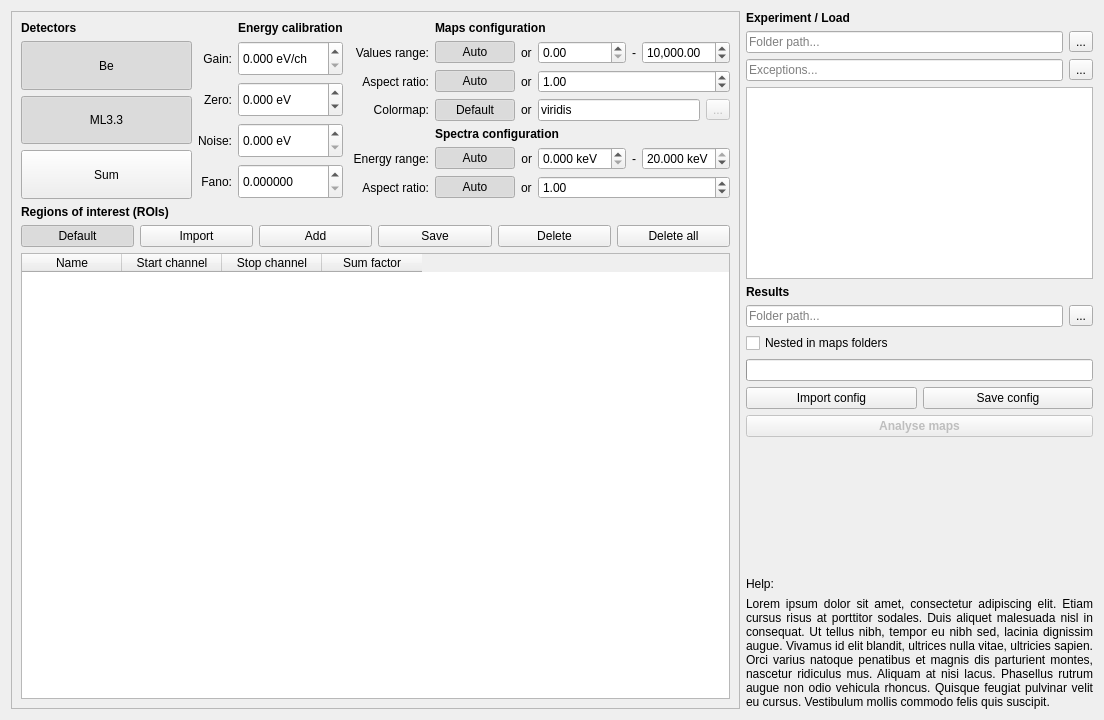
This is batch.ui in pfilipl/PolyX-XRF-Data-Analyser as Qt 5 draws it before an edit. The edited form follows.
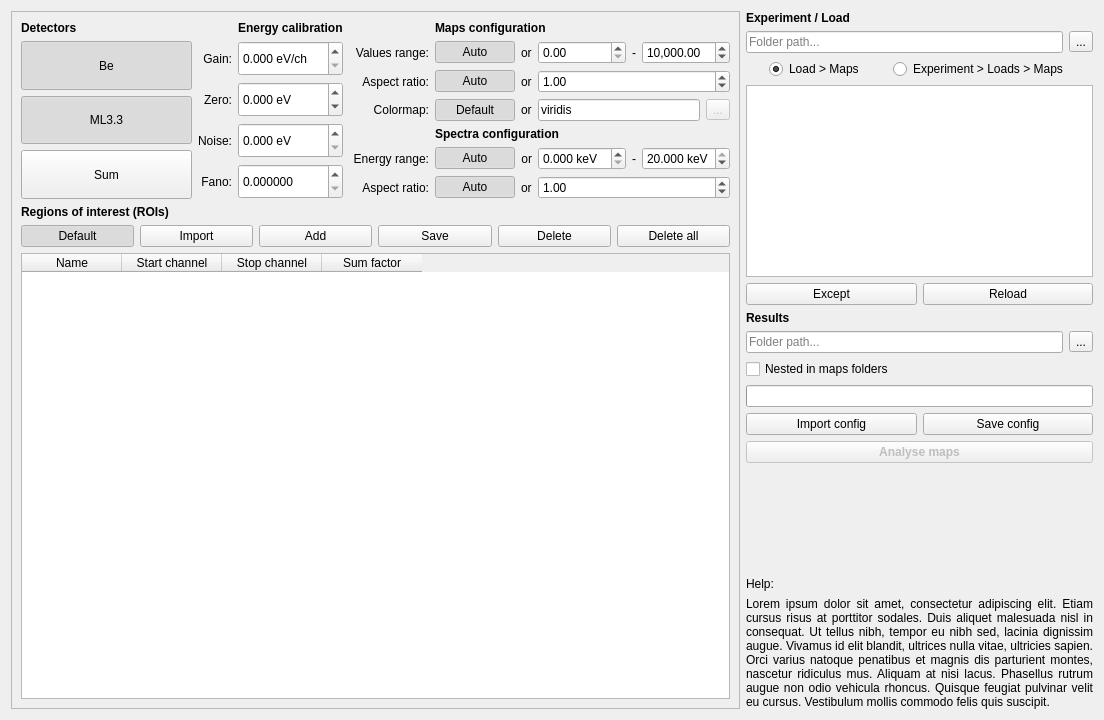
This is the edited form.

Commit message: ROIs saving and importing, experiments and maps paths loading

```diff
--- a/batch.ui
+++ b/batch.ui
@@ -1182,8 +1182,77 @@
    </item>
    <item>
     <layout class="QGridLayout" name="gridLayout_2">
-     <item row="0" column="0">
-      <widget class="QLabel" name="label_22">
+     <item row="9" column="0" colspan="2">
+      <widget class="QProgressBar" name="progressBar_Progress">
+       <property name="sizePolicy">
+        <sizepolicy hsizetype="Minimum" vsizetype="Fixed">
+         <horstretch>0</horstretch>
+         <verstretch>0</verstretch>
+        </sizepolicy>
+       </property>
+       <property name="mouseTracking">
+        <bool>true</bool>
+       </property>
+       <property name="textVisible">
+        <bool>false</bool>
+       </property>
+      </widget>
+     </item>
+     <item row="7" column="0">
+      <widget class="QLineEdit" name="lineEdit_ResultsPath">
+       <property name="sizePolicy">
+        <sizepolicy hsizetype="Minimum" vsizetype="Fixed">
+         <horstretch>0</horstretch>
+         <verstretch>0</verstretch>
+        </sizepolicy>
+       </property>
+       <property name="maximumSize">
+        <size>
+         <width>350</width>
+         <height>16777215</height>
+        </size>
+       </property>
+       <property name="mouseTracking">
+        <bool>true</bool>
+       </property>
+       <property name="placeholderText">
+        <string>Folder path...</string>
+       </property>
+      </widget>
+     </item>
+     <item row="1" column="0">
+      <widget class="QLineEdit" name="lineEdit_ExperimentPath">
+       <property name="sizePolicy">
+        <sizepolicy hsizetype="Minimum" vsizetype="Fixed">
+         <horstretch>0</horstretch>
+         <verstretch>0</verstretch>
+        </sizepolicy>
+       </property>
+       <property name="maximumSize">
+        <size>
+         <width>350</width>
+         <height>16777215</height>
+        </size>
+       </property>
+       <property name="mouseTracking">
+        <bool>true</bool>
+       </property>
+       <property name="placeholderText">
+        <string>Folder path...</string>
+       </property>
+      </widget>
+     </item>
+     <item row="11" column="0" colspan="2">
+      <widget class="QPushButton" name="pushButton_AnalyseMaps">
+       <property name="enabled">
+        <bool>false</bool>
+       </property>
+       <property name="sizePolicy">
+        <sizepolicy hsizetype="Preferred" vsizetype="Fixed">
+         <horstretch>0</horstretch>
+         <verstretch>0</verstretch>
+        </sizepolicy>
+       </property>
        <property name="font">
         <font>
          <bold>true</bold>
@@ -1192,15 +1261,75 @@
        <property name="mouseTracking">
         <bool>true</bool>
        </property>
+       <property name="autoFillBackground">
+        <bool>false</bool>
+       </property>
        <property name="text">
-        <string>Experiment / Load</string>
+        <string>Analyse maps</string>
        </property>
-       <property name="alignment">
-        <set>Qt::AlignmentFlag::AlignLeading|Qt::AlignmentFlag::AlignLeft|Qt::AlignmentFlag::AlignVCenter</set>
+       <property name="checkable">
+        <bool>false</bool>
        </property>
+       <property name="checked">
+        <bool>false</bool>
+       </property>
+       <property name="default">
+        <bool>false</bool>
+       </property>
+       <property name="flat">
+        <bool>false</bool>
+       </property>
       </widget>
      </item>
-     <item row="4" column="0">
+     <item row="1" column="1">
+      <widget class="QToolButton" name="toolButton_ExperimentPathSearch">
+       <property name="mouseTracking">
+        <bool>true</bool>
+       </property>
+       <property name="text">
+        <string>...</string>
+       </property>
+      </widget>
+     </item>
+     <item row="4" column="0" colspan="2">
+      <widget class="QListWidget" name="listWidget_PathsList">
+       <property name="enabled">
+        <bool>true</bool>
+       </property>
+       <property name="sizePolicy">
+        <sizepolicy hsizetype="Fixed" vsizetype="Expanding">
+         <horstretch>0</horstretch>
+         <verstretch>0</verstretch>
+        </sizepolicy>
+       </property>
+       <property name="minimumSize">
+        <size>
+         <width>342</width>
+         <height>0</height>
+        </size>
+       </property>
+       <property name="maximumSize">
+        <size>
+         <width>350</width>
+         <height>16777215</height>
+        </size>
+       </property>
+       <property name="mouseTracking">
+        <bool>true</bool>
+       </property>
+      </widget>
+     </item>
+     <item row="8" column="0">
+      <widget class="QCheckBox" name="checkBox_ResultsNested">
+       <property name="mouseTracking">
+        <bool>true</bool>
+       </property>
+       <property name="text">
+        <string>Nested in maps folders</string>
+       </property>
+      </widget>
+     </item>
+     <item row="6" column="0">
       <widget class="QLabel" name="label_15">
        <property name="sizePolicy">
         <sizepolicy hsizetype="Minimum" vsizetype="Preferred">
@@ -1221,38 +1350,7 @@
        </property>
       </widget>
      </item>
-     <item row="6" column="0">
-      <widget class="QCheckBox" name="checkBox_ResultsNested">
-       <property name="mouseTracking">
-        <bool>true</bool>
-       </property>
-       <property name="text">
-        <string>Nested in maps folders</string>
-       </property>
-      </widget>
-     </item>
-     <item row="11" column="0">
-      <widget class="QLabel" name="label_Help">
-       <property name="enabled">
-        <bool>true</bool>
-       </property>
-       <property name="font">
-        <font>
-         <bold>false</bold>
-        </font>
-       </property>
-       <property name="mouseTracking">
-        <bool>true</bool>
-       </property>
-       <property name="text">
-        <string>Help:</string>
-       </property>
-       <property name="alignment">
-        <set>Qt::AlignmentFlag::AlignLeading|Qt::AlignmentFlag::AlignLeft|Qt::AlignmentFlag::AlignVCenter</set>
-       </property>
-      </widget>
-     </item>
-     <item row="10" column="0">
+     <item row="12" column="0">
       <spacer name="verticalSpacer">
        <property name="mouseTracking">
         <bool>true</bool>
@@ -1268,147 +1366,7 @@
        </property>
       </spacer>
      </item>
-     <item row="2" column="1">
-      <widget class="QToolButton" name="toolButton_ExceptionsPathSearch">
-       <property name="mouseTracking">
-        <bool>true</bool>
-       </property>
-       <property name="text">
-        <string>...</string>
-       </property>
-      </widget>
-     </item>
-     <item row="1" column="1">
-      <widget class="QToolButton" name="toolButton_ExperimentPathSearch">
-       <property name="mouseTracking">
-        <bool>true</bool>
-       </property>
-       <property name="text">
-        <string>...</string>
-       </property>
-      </widget>
-     </item>
-     <item row="1" column="0">
-      <widget class="QLineEdit" name="lineEdit_ExperimentPath">
-       <property name="sizePolicy">
-        <sizepolicy hsizetype="Minimum" vsizetype="Fixed">
-         <horstretch>0</horstretch>
-         <verstretch>0</verstretch>
-        </sizepolicy>
-       </property>
-       <property name="maximumSize">
-        <size>
-         <width>350</width>
-         <height>16777215</height>
-        </size>
-       </property>
-       <property name="mouseTracking">
-        <bool>true</bool>
-       </property>
-       <property name="placeholderText">
-        <string>Folder path...</string>
-       </property>
-      </widget>
-     </item>
-     <item row="2" column="0">
-      <widget class="QLineEdit" name="lineEdit_ExceptionsPath">
-       <property name="sizePolicy">
-        <sizepolicy hsizetype="Minimum" vsizetype="Fixed">
-         <horstretch>0</horstretch>
-         <verstretch>0</verstretch>
-        </sizepolicy>
-       </property>
-       <property name="maximumSize">
-        <size>
-         <width>350</width>
-         <height>16777215</height>
-        </size>
-       </property>
-       <property name="mouseTracking">
-        <bool>true</bool>
-       </property>
-       <property name="placeholderText">
-        <string>Exceptions...</string>
-       </property>
-      </widget>
-     </item>
-     <item row="5" column="1">
-      <widget class="QToolButton" name="toolButton_ResultsPathSearch">
-       <property name="mouseTracking">
-        <bool>true</bool>
-       </property>
-       <property name="text">
-        <string>...</string>
-       </property>
-      </widget>
-     </item>
-     <item row="5" column="0">
-      <widget class="QLineEdit" name="lineEdit_ResultsPath">
-       <property name="sizePolicy">
-        <sizepolicy hsizetype="Minimum" vsizetype="Fixed">
-         <horstretch>0</horstretch>
-         <verstretch>0</verstretch>
-        </sizepolicy>
-       </property>
-       <property name="maximumSize">
-        <size>
-         <width>350</width>
-         <height>16777215</height>
-        </size>
-       </property>
-       <property name="mouseTracking">
-        <bool>true</bool>
-       </property>
-       <property name="placeholderText">
-        <string>Folder path...</string>
-       </property>
-      </widget>
-     </item>
-     <item row="3" column="0" colspan="2">
-      <widget class="QListWidget" name="listWidget_Paths">
-       <property name="enabled">
-        <bool>true</bool>
-       </property>
-       <property name="sizePolicy">
-        <sizepolicy hsizetype="Fixed" vsizetype="Expanding">
-         <horstretch>0</horstretch>
-         <verstretch>0</verstretch>
-        </sizepolicy>
-       </property>
-       <property name="minimumSize">
-        <size>
-         <width>342</width>
-         <height>0</height>
-        </size>
-       </property>
-       <property name="maximumSize">
-        <size>
-         <width>350</width>
-         <height>16777215</height>
-        </size>
-       </property>
-       <property name="mouseTracking">
-        <bool>true</bool>
-       </property>
-      </widget>
-     </item>
-     <item row="7" column="0" colspan="2">
-      <widget class="QProgressBar" name="progressBar_Progress">
-       <property name="sizePolicy">
-        <sizepolicy hsizetype="Minimum" vsizetype="Fixed">
-         <horstretch>0</horstretch>
-         <verstretch>0</verstretch>
-        </sizepolicy>
-       </property>
-       <property name="mouseTracking">
-        <bool>true</bool>
-       </property>
-       <property name="textVisible">
-        <bool>false</bool>
-       </property>
-      </widget>
-     </item>
-     <item row="8" column="0" colspan="2">
+     <item row="10" column="0" colspan="2">
       <layout class="QHBoxLayout" name="horizontalLayout_6">
        <item>
         <widget class="QPushButton" name="pushButton_ImportConfig">
@@ -1447,17 +1405,8 @@
        </item>
       </layout>
      </item>
-     <item row="9" column="0" colspan="2">
-      <widget class="QPushButton" name="pushButton_AnalyseMaps">
-       <property name="enabled">
-        <bool>false</bool>
-       </property>
-       <property name="sizePolicy">
-        <sizepolicy hsizetype="Preferred" vsizetype="Fixed">
-         <horstretch>0</horstretch>
-         <verstretch>0</verstretch>
-        </sizepolicy>
-       </property>
+     <item row="0" column="0">
+      <widget class="QLabel" name="label_22">
        <property name="font">
         <font>
          <bold>true</bold>
@@ -1466,27 +1415,48 @@
        <property name="mouseTracking">
         <bool>true</bool>
        </property>
-       <property name="autoFillBackground">
-        <bool>false</bool>
-       </property>
        <property name="text">
-        <string>Analyse maps</string>
+        <string>Experiment / Load</string>
        </property>
-       <property name="checkable">
-        <bool>false</bool>
-       </property>
-       <property name="checked">
-        <bool>false</bool>
-       </property>
-       <property name="default">
-        <bool>false</bool>
-       </property>
-       <property name="flat">
-        <bool>false</bool>
+       <property name="alignment">
+        <set>Qt::AlignmentFlag::AlignLeading|Qt::AlignmentFlag::AlignLeft|Qt::AlignmentFlag::AlignVCenter</set>
        </property>
       </widget>
      </item>
-     <item row="12" column="0" colspan="2">
+     <item row="2" column="0" colspan="2">
+      <layout class="QHBoxLayout" name="horizontalLayout_10">
+       <item>
+        <widget class="QRadioButton" name="radioButton_MapsNesting2">
+         <property name="sizePolicy">
+          <sizepolicy hsizetype="Maximum" vsizetype="Fixed">
+           <horstretch>0</horstretch>
+           <verstretch>0</verstretch>
+          </sizepolicy>
+         </property>
+         <property name="text">
+          <string>Load &gt; Maps</string>
+         </property>
+         <property name="checked">
+          <bool>true</bool>
+         </property>
+        </widget>
+       </item>
+       <item>
+        <widget class="QRadioButton" name="radioButton_MapsNesting3">
+         <property name="sizePolicy">
+          <sizepolicy hsizetype="Maximum" vsizetype="Fixed">
+           <horstretch>0</horstretch>
+           <verstretch>0</verstretch>
+          </sizepolicy>
+         </property>
+         <property name="text">
+          <string>Experiment &gt; Loads &gt; Maps</string>
+         </property>
+        </widget>
+       </item>
+      </layout>
+     </item>
+     <item row="14" column="0" colspan="2">
       <widget class="QLabel" name="label_HelpDescription">
        <property name="enabled">
         <bool>true</bool>
@@ -1517,6 +1487,67 @@
        </property>
       </widget>
      </item>
+     <item row="13" column="0">
+      <widget class="QLabel" name="label_Help">
+       <property name="enabled">
+        <bool>true</bool>
+       </property>
+       <property name="font">
+        <font>
+         <bold>false</bold>
+        </font>
+       </property>
+       <property name="mouseTracking">
+        <bool>true</bool>
+       </property>
+       <property name="text">
+        <string>Help:</string>
+       </property>
+       <property name="alignment">
+        <set>Qt::AlignmentFlag::AlignLeading|Qt::AlignmentFlag::AlignLeft|Qt::AlignmentFlag::AlignVCenter</set>
+       </property>
+      </widget>
+     </item>
+     <item row="7" column="1">
+      <widget class="QToolButton" name="toolButton_ResultsPathSearch">
+       <property name="mouseTracking">
+        <bool>true</bool>
+       </property>
+       <property name="text">
+        <string>...</string>
+       </property>
+      </widget>
+     </item>
+     <item row="5" column="0" colspan="2">
+      <layout class="QHBoxLayout" name="horizontalLayout_11">
+       <item>
+        <widget class="QPushButton" name="pushButton_PathsListExcept">
+         <property name="sizePolicy">
+          <sizepolicy hsizetype="Minimum" vsizetype="Fixed">
+           <horstretch>0</horstretch>
+           <verstretch>0</verstretch>
+          </sizepolicy>
+         </property>
+         <property name="text">
+          <string>Except</string>
+         </property>
+        </widget>
+       </item>
+       <item>
+        <widget class="QPushButton" name="pushButton_PathsListReload">
+         <property name="sizePolicy">
+          <sizepolicy hsizetype="Minimum" vsizetype="Fixed">
+           <horstretch>0</horstretch>
+           <verstretch>0</verstretch>
+          </sizepolicy>
+         </property>
+         <property name="text">
+          <string>Reload</string>
+         </property>
+        </widget>
+       </item>
+      </layout>
+     </item>
     </layout>
    </item>
   </layout>
```
Left out of the diff: 2 changed lines with no effect on the pictures. The commit also changes 4 other files.
